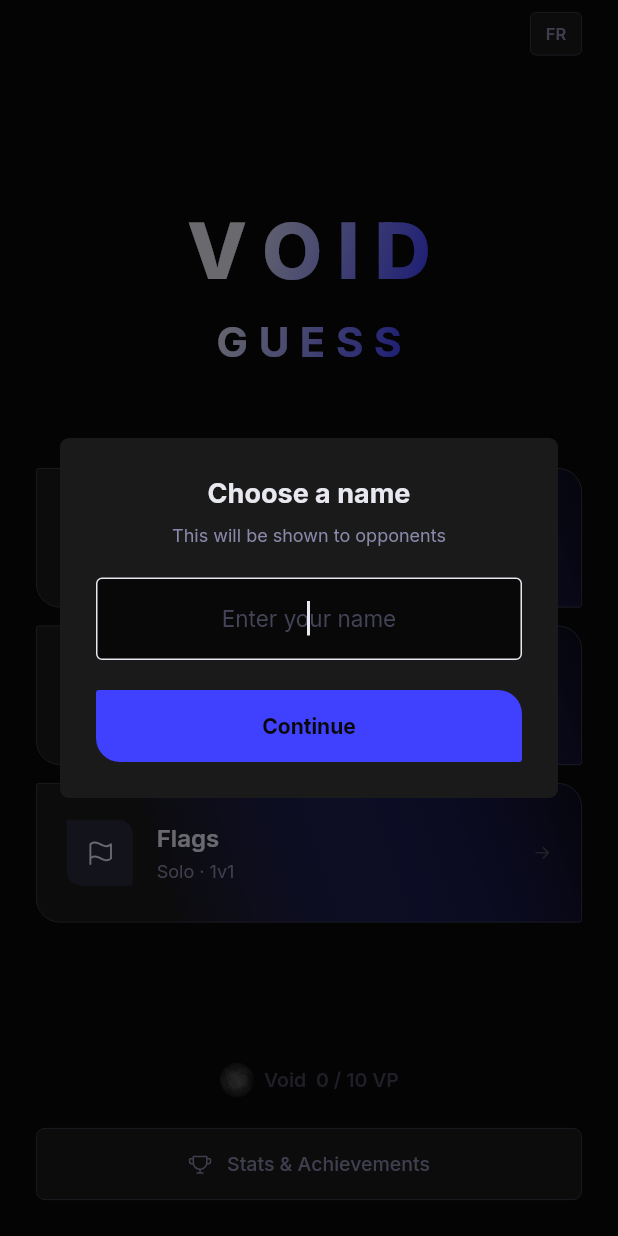
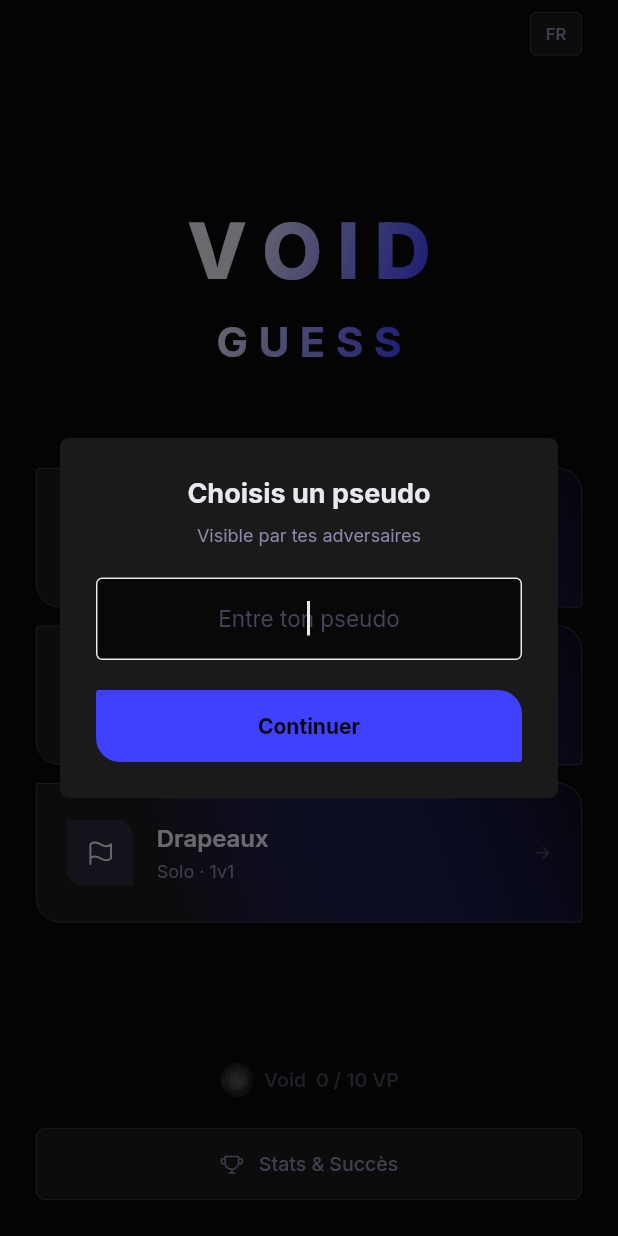
Before and after one commit to EliteWise/voidguess, a Flutter app: the screen it shows after launch, on a phone screen of 412 x 824 dp. Run offline on Flutter 3.47's test engine with Material 3 defaults, Android fonts, the phone set to English and light mode, and no system bars; our stand-ins replace flutter_riverpod, go_router, google_fonts, hive_flutter, package_info_plus, phosphor_flutter and 2 more; missing offline and left inert: country_flags; accounts and stored records are empty; network calls fail.

Commit message:
v1.6: translate UI texts (EN-FR) + fix multiplayer bug + rework flags VP gain stage

```diff
--- /dev/null
+++ b/lib/core/l10n/app_strings.dart
@@ -0,0 +1,131 @@
+// lib/core/l10n/app_strings.dart
+
+class AppStrings {
+  static const Map<String, Map<String, String>> _strings = {
+    // Home
+    'video_games': {'fr': 'Jeux vidéo', 'en': 'Video games'},
+    'movies': {'fr': 'Films', 'en': 'Movies'},
+    'flags': {'fr': 'Drapeaux', 'en': 'Flags'},
+    'stats_achievements': {'fr': 'Stats & Succès', 'en': 'Stats & Achievements'},
+    'solo': {'fr': 'Solo', 'en': 'Solo'},
+    'challenge_friend': {'fr': '10 drapeaux · Défier un ami', 'en': '10 flags · Challenge a friend'},
+    'solo_ranked': {'fr': '10 drapeaux · Classé', 'en': '10 flags · Ranked'},
+
+    // Mode sheet
+    'choose_mode': {'fr': 'Choisis ton mode', 'en': 'Choose your mode'},
+    'quick': {'fr': 'Rapide', 'en': 'Quick'},
+    'full': {'fr': 'Complet', 'en': 'Full'},
+    'quick_hard': {'fr': 'Rapide Hard', 'en': 'Quick Hard'},
+    'full_hard': {'fr': 'Complet Hard', 'en': 'Full Hard'},
+    'items_5': {'fr': '5 items', 'en': '5 items'},
+    'items_10': {'fr': '10 items', 'en': '10 items'},
+    'fast_session': {'fr': 'Session rapide\n~2 minutes', 'en': 'Fast session\n~2 minutes'},
+    'full_run': {'fr': 'Partie complète\n~4 minutes', 'en': 'Full run\n~4 minutes'},
+    'one_mistake': {'fr': 'Une erreur\net c\'est fini', 'en': 'One mistake\nand it\'s over'},
+    'mode_subtitle': {'fr': 'Rapide · Complet · Hardcore', 'en': 'Quick · Full · Hardcore'},
+
+    // Game screen
+    'hardcore': {'fr': 'HARDCORE', 'en': 'HARDCORE'},
+    'guess_title': {'fr': 'Devinez le titre...', 'en': 'Guess the title...'},
+    'hint_label': {'fr': 'Indice  ·  année + mot-clé  (score ÷2)', 'en': 'Hint  ·  year + keyword  (score ÷2)'},
+    'found': {'fr': 'Trouvé !', 'en': 'Found!'},
+    'missed': {'fr': 'Raté !', 'en': 'Missed!'},
+    'next': {'fr': 'Suivant', 'en': 'Next'},
+    'score': {'fr': 'Score', 'en': 'Score'},
+    'time': {'fr': 'Temps', 'en': 'Time'},
+    'game_label': {'fr': 'Jeu', 'en': 'Game'},
+    'film_label': {'fr': 'Film', 'en': 'Film'},
+
+    // Run mode labels
+    'quick_normal': {'fr': 'Rapide — Normal', 'en': 'Quick — Normal'},
+    'quick_hardcore': {'fr': 'Rapide — Hardcore', 'en': 'Quick — Hardcore'},
+    'full_normal': {'fr': 'Complet — Normal', 'en': 'Full — Normal'},
+    'full_hardcore': {'fr': 'Complet — Hardcore', 'en': 'Full — Hardcore'},
+
+    // Results screen
+    'perfect': {'fr': 'Parfait !', 'en': 'Perfect!'},
+    'great_job': {'fr': 'Bien joué !', 'en': 'Great job!'},
+    'good_effort': {'fr': 'Pas mal !', 'en': 'Good effort!'},
+    'keep_practicing': {'fr': 'Continue !', 'en': 'Keep practicing!'},
+    'game_over': {'fr': 'Partie terminée !', 'en': 'Game over!'},
+    'found_label': {'fr': 'Trouvés', 'en': 'Found'},
+    'breakdown': {'fr': 'Détail', 'en': 'Breakdown'},
+    'avg_time': {'fr': 'Temps moy.', 'en': 'Avg time'},
+    'correct': {'fr': 'Correct', 'en': 'Correct'},
+    'accuracy': {'fr': 'Précision', 'en': 'Accuracy'},
+    'play_again': {'fr': 'Rejouer', 'en': 'Play again'},
+    'share_result': {'fr': 'Partager', 'en': 'Share result'},
+    'home': {'fr': 'Accueil', 'en': 'Home'},
+
+    // Share messages
+    'result_copied': {'fr': 'Résultat copié !', 'en': 'Result copied to clipboard!'},
+    'share_guess': {'fr': 'Void Guess · {mode} · {found}/{total} trouvés · {score} pts ! Tu fais mieux ?', 'en': 'Void Guess · {mode} · {found}/{total} found · {score} pts! Can you do better?'},
+    'share_flags': {'fr': 'Void Flags — {correct}/{total} correct · {score} pts ! Tu fais mieux ?', 'en': 'Void Flags — {correct}/{total} correct · {score} pts! Can you do better?'},
+
+    // Duel
+    'create_room': {'fr': 'Créer une room', 'en': 'Create room'},
+    'join_room': {'fr': 'Rejoindre', 'en': 'Join room'},
+    'or': {'fr': 'ou', 'en': 'or'},
+    'room_code': {'fr': 'Code de la room', 'en': 'Room code'},
+    'tap_to_copy': {'fr': 'Appuyer pour copier', 'en': 'Tap to copy'},
+    'code_copied': {'fr': 'Code copié !', 'en': 'Code copied!'},
+    'waiting_opponent': {'fr': 'En attente d\'un adversaire...', 'en': 'Waiting for opponent...'},
+    'waiting_finish': {'fr': 'En attente de l\'adversaire...', 'en': 'Waiting for opponent to finish...'},
+    'ready': {'fr': 'Prêt', 'en': 'Ready'},
+    'ready_done': {'fr': 'Prêt !', 'en': 'Ready!'},
+    'leave': {'fr': '← Quitter', 'en': '← Leave'},
+    'back': {'fr': '← Retour', 'en': '← Back'},
+    'you': {'fr': '(vous)', 'en': '(you)'},
+    'you_win': {'fr': 'Victoire !', 'en': 'You win!'},
+    'you_lose': {'fr': 'Défaite !', 'en': 'You lose!'},
+    'draw': {'fr': 'Égalité !', 'en': 'Draw!'},
+    'duel_flags': {'fr': '1v1 Drapeaux', 'en': '1v1 Flags'},
+    'room_not_found': {'fr': 'Room introuvable ou pleine', 'en': 'Room not found or full'},
+    'enter_code': {'fr': 'Entrez un code', 'en': 'Enter a room code'},
+    'joining': {'fr': 'Connexion...', 'en': 'Joining...'},
+
+    // Name dialog
+    'choose_name': {'fr': 'Choisis un pseudo', 'en': 'Choose a name'},
+    'shown_to_opponents': {'fr': 'Visible par tes adversaires', 'en': 'This will be shown to opponents'},
+    'enter_name': {'fr': 'Entre ton pseudo', 'en': 'Enter your name'},
+    'continue_btn': {'fr': 'Continuer', 'en': 'Continue'},
+
+    // Stats screen
+    'stats_label': {'fr': 'Stats', 'en': 'Stats'},
+    'achievements_label': {'fr': 'Succès', 'en': 'Achievements'},
+    'best_run': {'fr': 'Meilleure partie', 'en': 'Best run'},
+    'no_runs': {'fr': 'Aucune partie jouée.', 'en': 'No runs completed yet.'},
+    'global': {'fr': 'Global', 'en': 'Global'},
+    'runs_played': {'fr': 'Parties jouées', 'en': 'Runs played'},
+    'success_rate': {'fr': 'Taux de réussite', 'en': 'Success rate'},
+    'best_score': {'fr': 'Meilleur score', 'en': 'Best score'},
+    'best_avg_time': {'fr': 'Meilleur temps moy.', 'en': 'Best avg time'},
+    'reset_rank': {'fr': 'Réinitialiser le rang', 'en': 'Reset rank'},
+    'reset_rank_title': {'fr': 'Réinitialiser le rang ?', 'en': 'Reset rank?'},
+    'reset_rank_desc': {'fr': 'Ton rang et tes VP seront réinitialisés à Void 0. Cette action est irréversible.', 'en': 'Your rank and VP will be reset to Void 0. This cannot be undone.'},
+    'cancel': {'fr': 'Annuler', 'en': 'Cancel'},
+    'reset': {'fr': 'Réinitialiser', 'en': 'Reset'},
+    'unlocked': {'fr': 'Débloqué', 'en': 'Unlocked'},
+    'locked': {'fr': 'Verrouillé', 'en': 'Locked'},
+
+    'cat_speed': {'fr': 'Vitesse', 'en': 'Speed'},
+    'cat_precision': {'fr': 'Précision', 'en': 'Precision'},
+    'cat_runs': {'fr': 'Parties', 'en': 'Runs'},
+    'cat_score': {'fr': 'Score', 'en': 'Score'},
+    'cat_categories': {'fr': 'Catégories', 'en': 'Categories'},
+    'cat_secret': {'fr': 'Secret', 'en': 'Secret'},
+  };
+
+  static String get(String key, String locale) {
+    return _strings[key]?[locale] ?? _strings[key]?['en'] ?? key;
+  }
+
+  // Helper pour les strings avec paramètres
+  static String format(String key, String locale, Map<String, String> params) {
+    var result = get(key, locale);
+    params.forEach((k, v) {
+      result = result.replaceAll('{$k}', v);
+    });
+    return result;
+  }
+}
--- a/lib/data/services/hive_service.dart
+++ b/lib/data/services/hive_service.dart
@@ -94,15 +94,21 @@ class HiveService {
 
 // Seuils correct/total pour -1 / 0 / +1 VP par rang
   static const List<List<int>> _flagVpThresholds = [
-    [3, 4, 10],  // Void     — <3 = -1, 3 = 0, >=4 = +1
-    [3, 5, 10],  // Bronze   — <3 = -1, 3-4 = 0, >=5 = +1
-    [4, 5, 10],  // Silver   — <4 = -1, 4 = 0, >=5 = +1
-    [4, 6, 10],  // Gold     — <4 = -1, 4-5 = 0, >=6 = +1
-    [5, 6, 10],  // Platinum — <5 = -1, 5 = 0, >=6 = +1
-    [5, 7, 10],  // Diamond  — <5 = -1, 5-6 = 0, >=7 = +1
-    [6, 7, 10],  // Master   — <6 = -1, 6 = 0, >=7 = +1
-    [6, 8, 10],  // VoidMaster — <6 = -1, 6-7 = 0, >=8 = +1
+    [3, 5, 10],   // Void       — <3 = -1, 3-4 = 0, >=5 = +1
+    [4, 6, 10],   // Bronze     — <4 = -1, 4-5 = 0, >=6 = +1
+    [4, 6, 10],   // Silver     — <4 = -1, 4-5 = 0, >=6 = +1
+    [5, 7, 10],   // Gold       — <5 = -1, 5-6 = 0, >=7 = +1
+    [5, 7, 10],   // Platinum   — <5 = -1, 5-6 = 0, >=7 = +1
+    [7, 8, 10],   // Diamond    — <7 = -1, 7 = 0, >=8 = +1
+    [8, 9, 10],   // Master     — <8 = -1, 8 = 0, >=9 = +1
+    [9, 10, 10],  // VoidMaster — <9 = -1, 9 = 0, 10 = +1
   ];
+
+  Future<void> resetRank() async {
+    final box = Hive.box(_statsBox);
+    await box.put('currentVP', 0);
+    await box.put('rankIndex', 0);
+  }
 
   Future<int> updateFlagRank({
     required int correctCount,
--- a/lib/features/duel/screens/duel_game_screen.dart
+++ b/lib/features/duel/screens/duel_game_screen.dart
@@ -5,6 +5,7 @@ import 'package:country_flags/country_flags.dart';
 import 'package:flutter/material.dart';
 import 'package:flutter_riverpod/flutter_riverpod.dart';
 import 'package:go_router/go_router.dart';
+import 'package:voidguess/core/l10n/l10n.dart';
 import '../../../core/provider/locale_provider.dart';
 import '../../../core/theme/app_theme.dart';
 import '../../../core/widgets/pressable.dart';
@@ -102,7 +103,7 @@ class _DuelGameScreenState extends ConsumerState<DuelGameScreen> {
               ),
               const SizedBox(height: 24),
               Text(
-                'Waiting for opponent to finish...',
+                ref.tr('waiting_finish'),
                 style: AppTheme.inter(
                   color: AppTheme.textSecondary,
                   fontSize: 14,
--- a/lib/screens/home_screen.dart
+++ b/lib/screens/home_screen.dart
@@ -3,6 +3,8 @@ import 'package:flutter_riverpod/flutter_riverpod.dart';
 import 'package:go_router/go_router.dart';
 import 'package:hive_flutter/adapters.dart';
 import 'package:phosphor_flutter/phosphor_flutter.dart';
+import 'package:voidguess/core/l10n/app_strings.dart';
+import 'package:voidguess/core/l10n/l10n.dart';
 import 'package:voidguess/core/provider/locale_provider.dart';
 import '../core/theme/app_theme.dart';
 import '../core/widgets/pressable.dart';
@@ -38,6 +40,7 @@ class _HomeScreenState extends ConsumerState<HomeScreen> {
 
   void _showNameDialog() {
     final controller = TextEditingController();
+    final locale = ref.read(localeProvider);
     showDialog(
       context: context,
       barrierDismissible: false,
@@ -50,7 +53,7 @@ class _HomeScreenState extends ConsumerState<HomeScreen> {
             mainAxisSize: MainAxisSize.min,
             children: [
               Text(
-                'Choose a name',
+                AppStrings.get('choose_name', locale),
                 style: AppTheme.inter(
                   color: AppTheme.textPrimary,
                   fontSize: 18,
@@ -59,7 +62,7 @@ class _HomeScreenState extends ConsumerState<HomeScreen> {
               ),
               const SizedBox(height: 6),
               Text(
-                'This will be shown to opponents',
+                AppStrings.get('shown_to_opponents', locale),
                 style: AppTheme.inter(
                   color: AppTheme.textSecondary,
                   fontSize: 12,
@@ -77,7 +80,7 @@ class _HomeScreenState extends ConsumerState<HomeScreen> {
                   fontWeight: FontWeight.w600,
                 ),
                 decoration: InputDecoration(
-                  hintText: 'Enter your name',
+                  hintText: AppStrings.get('enter_name', locale),
                   hintStyle: AppTheme.inter(
                     color: AppTheme.textTertiary,
                     fontSize: 15,
@@ -132,7 +135,7 @@ class _HomeScreenState extends ConsumerState<HomeScreen> {
                     borderRadius: AppTheme.cardRadius,
                   ),
                   child: Text(
-                    'Continue',
+                    AppStrings.get('continue_btn', locale),
                     textAlign: TextAlign.center,
                     style: AppTheme.inter(
                       color: AppTheme.background,
@@ -243,21 +246,23 @@ class _HomeScreenState extends ConsumerState<HomeScreen> {
               const _AnimatedTitle(),
               const SizedBox(height: 64),
               _CategoryButton(
-                label: 'Jeux vidéo',
+                label: ref.tr('video_games'),
+                subtitle: ref.tr('mode_subtitle'),
                 icon: PhosphorIcons.gameController(PhosphorIconsStyle.regular),
                 onTap: () => _showModeSheet(context, 'game'),
               ),
               const SizedBox(height: 12),
               _CategoryButton(
-                label: 'Films',
+                label: ref.tr('movies'),
+                subtitle: ref.tr('mode_subtitle'),
                 icon: PhosphorIcons.filmSlate(PhosphorIconsStyle.regular),
                 onTap: () => _showModeSheet(context, 'movie'),
               ),
               const SizedBox(height: 12),
               _CategoryButton(
-                label: 'Flags',
+                label: ref.tr('flags'),
+                subtitle: 'Solo · 1v1',
                 icon: PhosphorIcons.flag(PhosphorIconsStyle.regular),
-                subtitle: 'Solo · 1v1',
                 onTap: () => _showFlagSheet(context),
               ),
               const Spacer(),
@@ -308,7 +313,7 @@ class _HomeScreenState extends ConsumerState<HomeScreen> {
                       ),
                       const SizedBox(width: 10),
                       Text(
-                        'Stats & Achievements',
+                        ref.tr('stats_achievements'),
                         style: AppTheme.inter(
                           color: AppTheme.textSecondary,
                           fontSize: 13,
@@ -460,7 +465,7 @@ class _CategoryButton extends StatelessWidget {
     required this.label,
     required this.icon,
     required this.onTap,
-    this.subtitle = 'Quick · Full · Hardcore',
+    this.subtitle = '',
   });
 
   @override
@@ -537,13 +542,13 @@ class _CategoryButton extends StatelessWidget {
   }
 }
 
-class _ModeSheet extends StatelessWidget {
+class _ModeSheet extends ConsumerWidget {
   final String category;
 
   const _ModeSheet({required this.category});
 
   @override
-  Widget build(BuildContext context) {
+  Widget build(BuildContext context, WidgetRef ref) {
     return Padding(
       padding: const EdgeInsets.all(24),
       child: Column(
@@ -562,7 +567,7 @@ class _ModeSheet extends StatelessWidget {
           ),
           const SizedBox(height: 16),
           Text(
-            'Choose your mode',
+            ref.tr('choose_mode'),
             style: AppTheme.inter(
               color: AppTheme.textPrimary,
               fontSize: 18,
@@ -575,9 +580,9 @@ class _ModeSheet extends StatelessWidget {
             children: [
               Expanded(
                 child: _ModeCard(
-                  title: 'Quick',
-                  subtitle: '5 items',
-                  description: 'Fast session\n~2 minutes',
+                  title: ref.tr('quick'),
+                  subtitle: ref.tr('items_5'),
+                  description: ref.tr('fast_session'),
                   isHardcore: false,
                   isRanked: false,
                   isDoubleVP: false,
@@ -593,9 +598,9 @@ class _ModeSheet extends StatelessWidget {
               const SizedBox(width: 12),
               Expanded(
                 child: _ModeCard(
-                  title: 'Full',
-                  subtitle: '10 items',
-                  description: 'Full run\n~4 minutes',
+                  title: ref.tr('full'),
+                  subtitle: ref.tr('items_10'),
+                  description: ref.tr('full_run'),
                   isHardcore: false,
                   isRanked: true,
                   isDoubleVP: false,
@@ -624,9 +629,9 @@ class _ModeSheet extends StatelessWidget {
             children: [
               Expanded(
                 child: _ModeCard(
-                  title: 'Quick Hard',
-                  subtitle: '5 items',
-                  description: 'One mistake\nand it\'s over',
+                  title: ref.tr('quick_hard'),
+                  subtitle: ref.tr('items_5'),
+                  description: ref.tr('one_mistake'),
                   isHardcore: true,
                   isRanked: false,
                   isDoubleVP: false,
@@ -642,9 +647,9 @@ class _ModeSheet extends StatelessWidget {
               const SizedBox(width: 12),
               Expanded(
                 child: _ModeCard(
-                  title: 'Full Hard',
-                  subtitle: '10 items',
-                  description: 'One mistake\nand it\'s over',
+                  title: ref.tr('full_hard'),
+                  subtitle: ref.tr('items_10'),
+                  description: ref.tr('one_mistake'),
                   isHardcore: true,
                   isRanked: true,
                   isDoubleVP: true,
@@ -772,11 +777,11 @@ class _ModeCard extends StatelessWidget {
   }
 }
 
-class _FlagSheet extends StatelessWidget {
+class _FlagSheet extends ConsumerWidget {
   const _FlagSheet();
 
   @override
-  Widget build(BuildContext context) {
+  Widget build(BuildContext context, WidgetRef ref) {
     return Padding(
       padding: const EdgeInsets.all(24),
       child: Column(
@@ -795,7 +800,7 @@ class _FlagSheet extends StatelessWidget {
           ),
           const SizedBox(height: 16),
           Text(
-            'Flags',
+            ref.tr('flags'),
             style: AppTheme.inter(
               color: AppTheme.textPrimary,
               fontSize: 18,
@@ -826,7 +831,7 @@ class _FlagSheet extends StatelessWidget {
                       crossAxisAlignment: CrossAxisAlignment.start,
                       children: [
                         Text(
-                          'Solo',
+                          ref.tr('solo'),
                           style: AppTheme.inter(
                             color: AppTheme.primary,
                             fontSize: 15,
@@ -835,7 +840,7 @@ class _FlagSheet extends StatelessWidget {
                         ),
                         const SizedBox(height: 2),
                         Text(
-                          '10 flags · Ranked',
+                          ref.tr('solo_ranked'),
                           style: AppTheme.inter(
                             color: AppTheme.textSecondary,
                             fontSize: 12,
@@ -900,7 +905,7 @@ class _FlagSheet extends StatelessWidget {
                         ),
                         const SizedBox(height: 2),
                         Text(
-                          '10 flags · Challenge a friend',
+                          ref.tr('challenge_friend'),
                           style: AppTheme.inter(
                             color: AppTheme.textSecondary,
                             fontSize: 12,
--- a/pubspec.yaml
+++ b/pubspec.yaml
@@ -16,7 +16,7 @@ publish_to: 'none' # Remove this line if you wish to publish to pub.dev
 # https://developer.apple.com/library/archive/documentation/General/Reference/InfoPlistKeyReference/Articles/CoreFoundationKeys.html
 # In Windows, build-name is used as the major, minor, and patch parts
 # of the product and file versions while build-number is used as the build suffix.
-version: 1.5.0
+version: 1.6.0
 
 environment:
   sdk: ^3.10.1
@@ -58,6 +58,8 @@ dev_dependencies:
   # package. See that file for information about deactivating specific lint
   # rules and activating additional ones.
   flutter_lints: ^6.0.0
+  mocktail: ^1.0.4
+  fake_async: ^1.3.1
 
 # For information on the generic Dart part of this file, see the
 # following page: https://dart.dev/tools/pub/pubspec
```
Also changed, not shown: lib/core/l10n/l10n.dart (added, +13 -0 lines), lib/features/achievements/screens/stats_screen.dart (+112 -24 lines), lib/features/duel/providers/duel_provider.dart (+6 -1 lines), lib/features/duel/screens/duel_lobby_screen.dart (+12 -7 lines), lib/features/duel/screens/duel_menu_screen.dart (+8 -7 lines), lib/features/duel/screens/duel_results_screen.dart (+10 -10 lines), lib/features/flag_game/screens/flag_results_screen.dart (+29 -24 lines), lib/features/game/screens/game_screen.dart (+25 -5 lines), lib/features/results/screens/results_screen.dart (+33 -21 lines), pubspec.lock, 2 other files.
